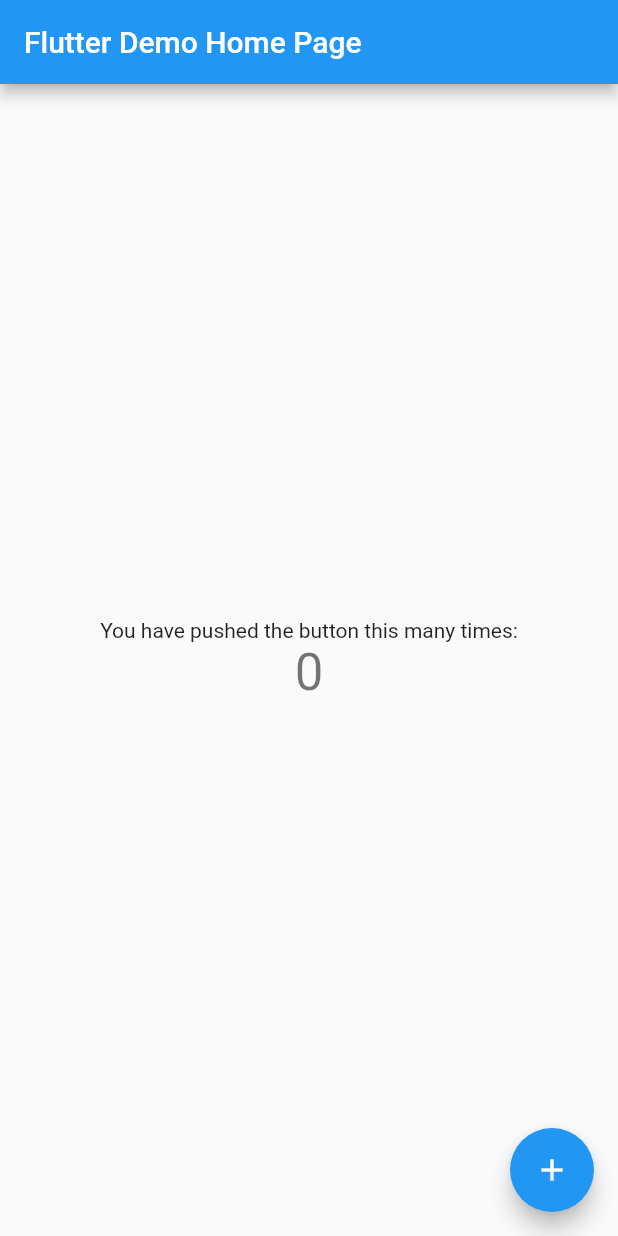
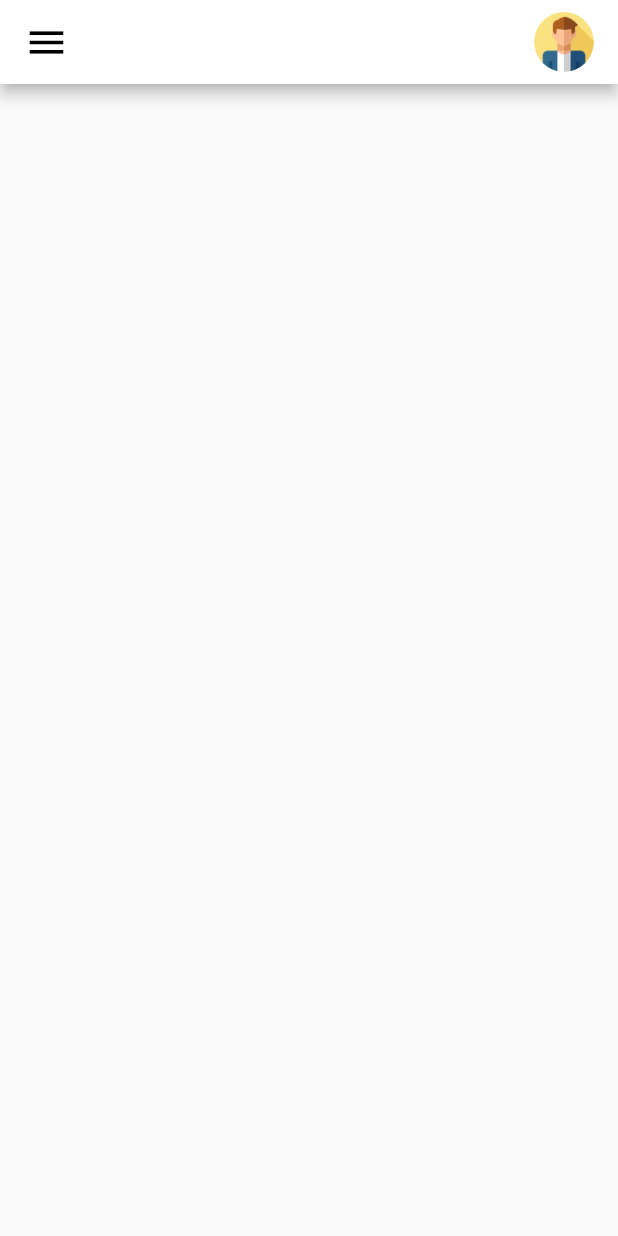
Before and after one commit to AngelPASTORROJAS/todo_app, a Flutter app: the screen it shows after launch, on a phone screen of 412 x 824 dp. Run offline on Flutter 3.47's test engine with Material 2 defaults, Android fonts, the phone set to English and light mode, and no system bars.

Commit message:
feat: ajout d'un menu et un avatar

```diff
--- a/lib/main.dart
+++ b/lib/main.dart
@@ -1,4 +1,5 @@
 import 'package:flutter/material.dart';
+import 'package:todo_app/screens/home.dart';
 
 void main() {
   runApp(const MyApp());
@@ -7,85 +8,12 @@ void main() {
 class MyApp extends StatelessWidget {
   const MyApp({super.key});
 
-  // This widget is the root of your application.
   @override
   Widget build(BuildContext context) {
-    return MaterialApp(
-      title: 'Flutter Demo',
-      theme: ThemeData(
-        // This is the theme of your application.
-        //
-        // Try running your application with "flutter run". You'll see the
-        // application has a blue toolbar. Then, without quitting the app, try
-        // changing the primarySwatch below to Colors.green and then invoke
-        // "hot reload" (press "r" in the console where you ran "flutter run",
-        // or simply save your changes to "hot reload" in a Flutter IDE).
-        // Notice that the counter didn't reset back to zero; the application
-        // is not restarted.
-        primarySwatch: Colors.blue,
-      ),
-      home: const MyHomePage(title: 'Flutter Demo Home Page'),
+    return const MaterialApp(
+      debugShowCheckedModeBanner: false,
+      title: 'Todo App',
+      home: Home(),
     );
   }
 }
-
-class MyHomePage extends StatefulWidget {
-  const MyHomePage({super.key, required this.title});
-
-  // This widget is the home page of your application. It is stateful, meaning
-  // that it has a State object (defined below) that contains fields that affect
-  // how it looks.
-
-  // This class is the configuration for the state. It holds the values (in this
-  // case the title) provided by the parent (in this case the App widget) and
-  // used by the build method of the State. Fields in a Widget subclass are
-  // always marked "final".
-
-  final String title;
-
-  @override
-  State<MyHomePage> createState() => _MyHomePageState();
-}
-
-class _MyHomePageState extends State<MyHomePage> {
-  int _counter = 0;
-
-  void _incrementCounter() {
-    setState(() {
-      // This call to setState tells the Flutter framework that something has
-      // changed in this State, which causes it to rerun the build method below
-      // so that the display can reflect the updated values. If we changed
-      // _counter without calling setState(), then the build method would not be
-      // called again, and so nothing would appear to happen.
-      _counter++;
-    });
-  }
-
-  @override
-  Widget build(BuildContext context) {
-    return Scaffold(
-      appBar: AppBar(
-        title: Text(widget.title),
-      ),
-      body: Center(
-        child: Column(
-          mainAxisAlignment: MainAxisAlignment.center,
-          children: <Widget>[
-            const Text(
-              'You have pushed the button this many times:',
-            ),
-            Text(
-              '$_counter',
-              style: Theme.of(context).textTheme.headlineMedium,
-            ),
-          ],
-        ),
-      ),
-      floatingActionButton: FloatingActionButton(
-        onPressed: _incrementCounter,
-        tooltip: 'Increment',
-        child: const Icon(Icons.add),
-      ),
-    );
-  }
-}
--- /dev/null
+++ b/lib/screens/home.dart
@@ -0,0 +1,25 @@
+import 'package:flutter/material.dart';
+import 'package:todo_app/constant/colors.dart';
+
+class Home extends StatelessWidget {
+  const Home({Key? key}) : super(key: key);
+
+  @override
+  Widget build(BuildContext context) {
+    return Scaffold(
+        appBar: AppBar(
+            backgroundColor: tdBGColor,
+            title: Row(
+                mainAxisAlignment: MainAxisAlignment.spaceBetween,
+                children: [
+                  const Icon(Icons.menu, color: tdBlack, size: 30),
+                  SizedBox(
+                      height: 40,
+                      width: 40,
+                      child: ClipRRect(
+                          borderRadius: BorderRadius.circular(20),
+                          child:
+                              Image.asset('assets/images/homme.png')))
+                ])));
+  }
+}
```
Also changed, not shown: assets/images/homme.png (added).
